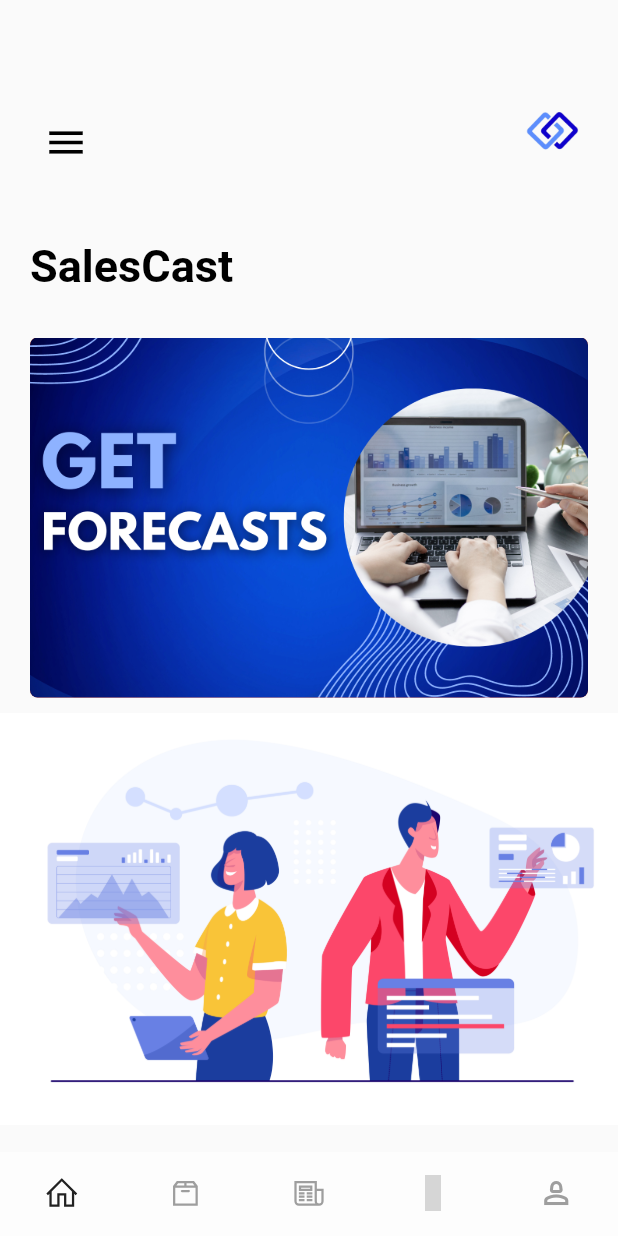
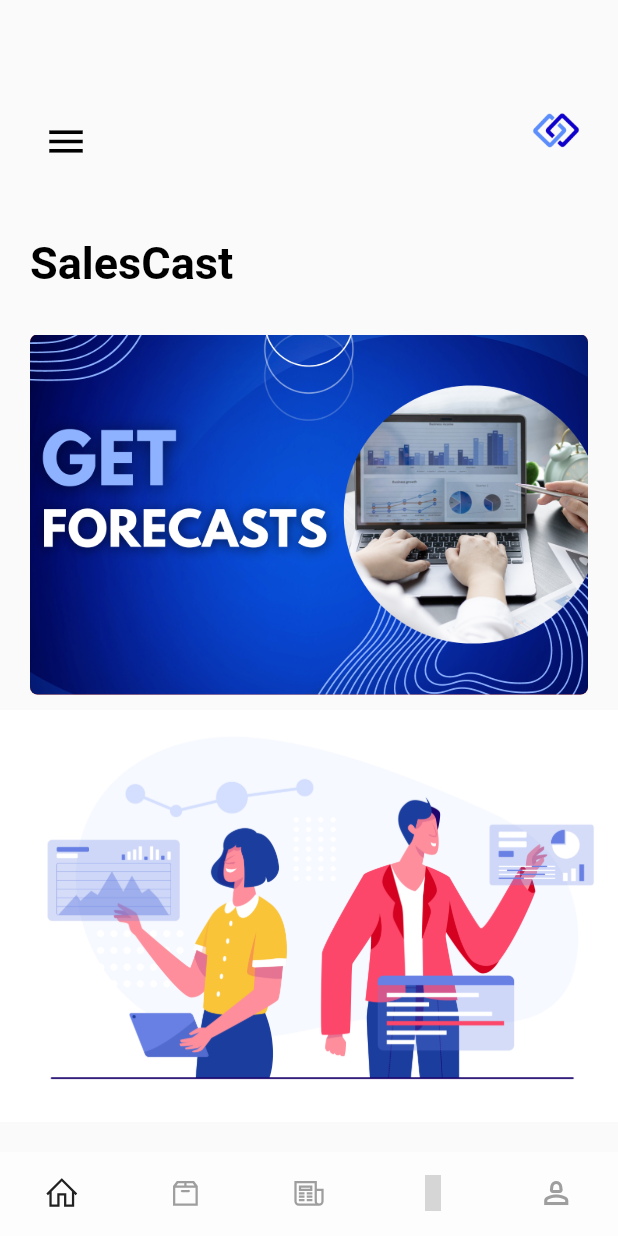
Before and after one commit to Sandeep-Abeykoon/SalesCast, a Flutter app: the screen it shows once a user with an empty profile is signed in, on a phone screen of 412 x 824 dp. Run offline on Flutter 3.47's test engine with Material 2 defaults, Android fonts, the phone set to English and light mode, and no system bars; our stand-ins replace badges, cached_network_image, cloud_firestore, cool_alert, device_preview, email_validator and 13 more; accounts and stored records are empty; grey boxes are pictures that could not be loaded.

Commit message:
Minor size changes in home page

```diff
--- a/Font-end/lib/Screens/home.dart
+++ b/Font-end/lib/Screens/home.dart
@@ -51,8 +51,8 @@
                   Expanded(child: Container()),
                   Container(
                     margin: const EdgeInsets.only(right: 20),
-                    width: 50,
-                    height: 50,
+                    width: 45,
+                    height: 45,
                     decoration: BoxDecoration(
                       borderRadius: BorderRadius.circular(10),
                       image: DecorationImage(
@@ -83,7 +83,7 @@
             Visibility(
               visible: isEmpty,
               child: Container(
-                height: 200,
+                height: 250,
                 width: MediaQuery.of(context).size.width,
                 margin: const EdgeInsets.symmetric(horizontal: 15,vertical: 10),
                 padding: const EdgeInsets.all(10),
```
